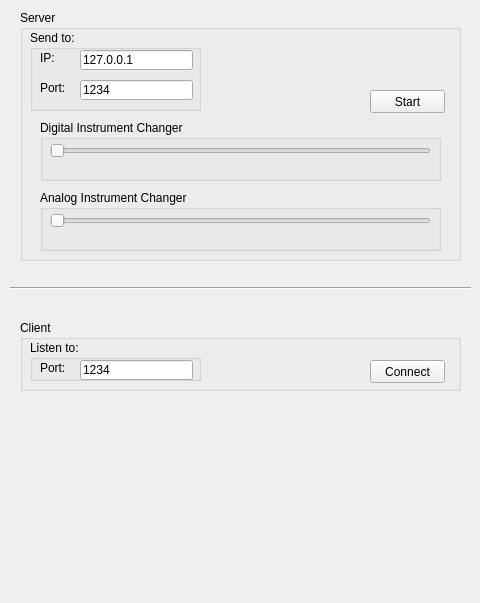
Above: mainwindow.ui from casi77/clockwidget before the change. Below: the same form after it.
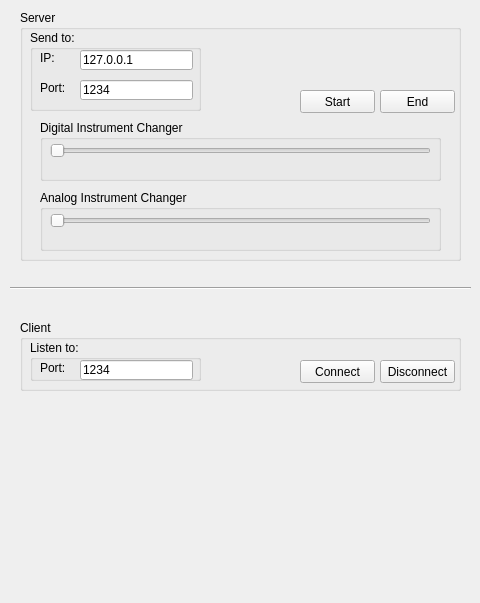
That is the form after the change.

Commit message: Disconnect und Server End Some Comments

Patch:
```diff
--- a/mainwindow.ui
+++ b/mainwindow.ui
@@ -29,7 +29,7 @@
     <widget class="QPushButton" name="btn_ClientConnect">
      <property name="geometry">
       <rect>
-       <x>350</x>
+       <x>280</x>
        <y>40</y>
        <width>75</width>
        <height>23</height>
@@ -78,6 +78,19 @@
       </property>
      </widget>
     </widget>
+    <widget class="QPushButton" name="btn_ClientDisconnect">
+     <property name="geometry">
+      <rect>
+       <x>360</x>
+       <y>40</y>
+       <width>75</width>
+       <height>23</height>
+      </rect>
+     </property>
+     <property name="text">
+      <string>Disconnect</string>
+     </property>
+    </widget>
    </widget>
    <widget class="QGroupBox" name="groupBox_4">
     <property name="geometry">
@@ -185,7 +198,7 @@
     <widget class="QPushButton" name="btn_ServerStart">
      <property name="geometry">
       <rect>
-       <x>350</x>
+       <x>280</x>
        <y>80</y>
        <width>75</width>
        <height>23</height>
@@ -221,11 +234,19 @@
       </property>
      </widget>
     </widget>
-    <zorder>groupBox_2</zorder>
-    <zorder>groupBox_5</zorder>
-    <zorder>btn_ServerStart</zorder>
-    <zorder>groupBox_6</zorder>
-    <zorder>groupBox_3</zorder>
+    <widget class="QPushButton" name="btn_ServerEnd">
+     <property name="geometry">
+      <rect>
+       <x>360</x>
+       <y>80</y>
+       <width>75</width>
+       <height>23</height>
+      </rect>
+     </property>
+     <property name="text">
+      <string>End</string>
+     </property>
+    </widget>
    </widget>
    <widget class="QWidget" name="verticalLayoutWidget">
     <property name="geometry">
```
The commit also changes 7 other files.
